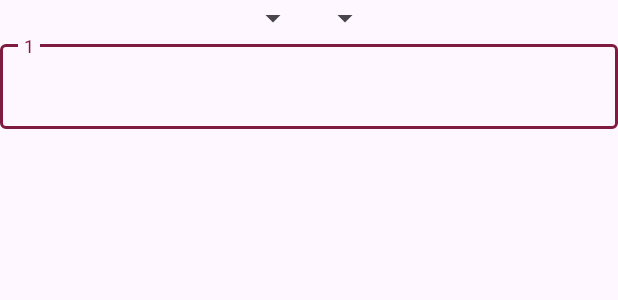
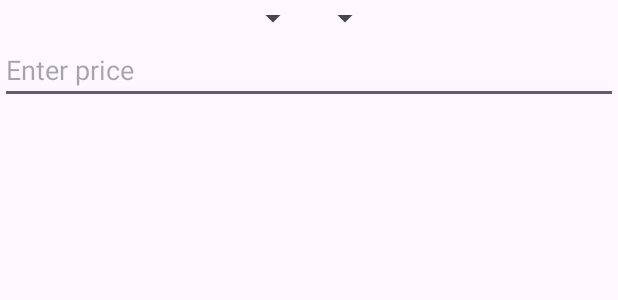
Before and after one commit to dCben335/Wallet-Wizard, an Android app: the layout fragment_convert.xml on its own in the app's theme, with its tools: preview values and no code run, on a phone screen of 412 x 824 dp. Shown: the top 300 px of the screen. Run offline under Robolectric (Android 15) with nearby library versions, the phone set to English and light mode, and no system bars; network calls fail.

Commit message:
convert_page done

```diff
--- a/app/src/main/res/layout/fragment_convert.xml
+++ b/app/src/main/res/layout/fragment_convert.xml
@@ -24,24 +24,19 @@
 
 
     </LinearLayout>
-    <com.google.android.material.textfield.TextInputLayout
+    <EditText
+        android:id="@+id/input_edit_price"
         android:layout_width="match_parent"
-        android:layout_height="match_parent"
-        android:id="@+id/input_price"
-        android:layout_below="@+id/layout_select_currencies">
-
-        <com.google.android.material.textfield.TextInputEditText
-            android:layout_width="match_parent"
-            android:layout_height="wrap_content"
-            android:id="@+id/input_edit_price"
-            android:inputType="numberDecimal"
-            android:hint="1" />
-    </com.google.android.material.textfield.TextInputLayout>
+        android:layout_height="wrap_content"
+        android:inputType="numberDecimal"
+        android:layout_below="@+id/layout_select_currencies"
+        android:hint="Enter price"
+        android:autofillHints="Enter price2" />
     <TextView
         android:layout_width="wrap_content"
         android:layout_height="wrap_content"
         android:id="@+id/price_after_exchange"
-        android:layout_below="@+id/input_price"/>
+        android:layout_below="@+id/input_edit_price"/>
     <TextView
         android:layout_width="wrap_content"
         android:layout_height="wrap_content"
```
Also changed, not shown: app/src/main/java/com/example/walletwizard/Fragments/ConvertFragment.java (+72 -44 lines).
